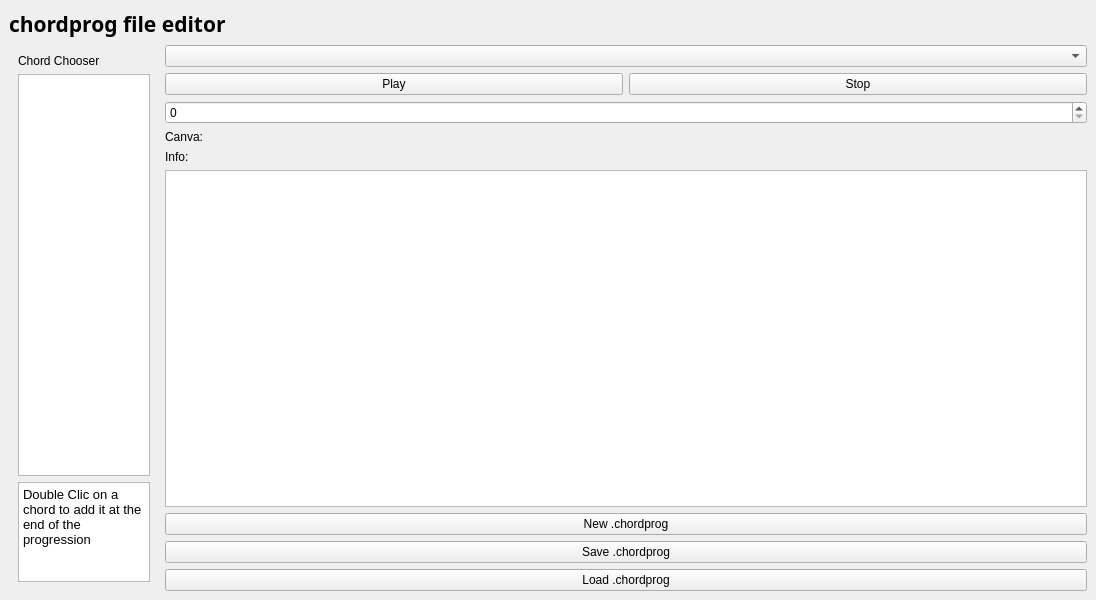
This is ChordProgEditor.ui in radio0but/ChordsRandomizerApp as Qt 5 draws it before an edit. The edited form follows.
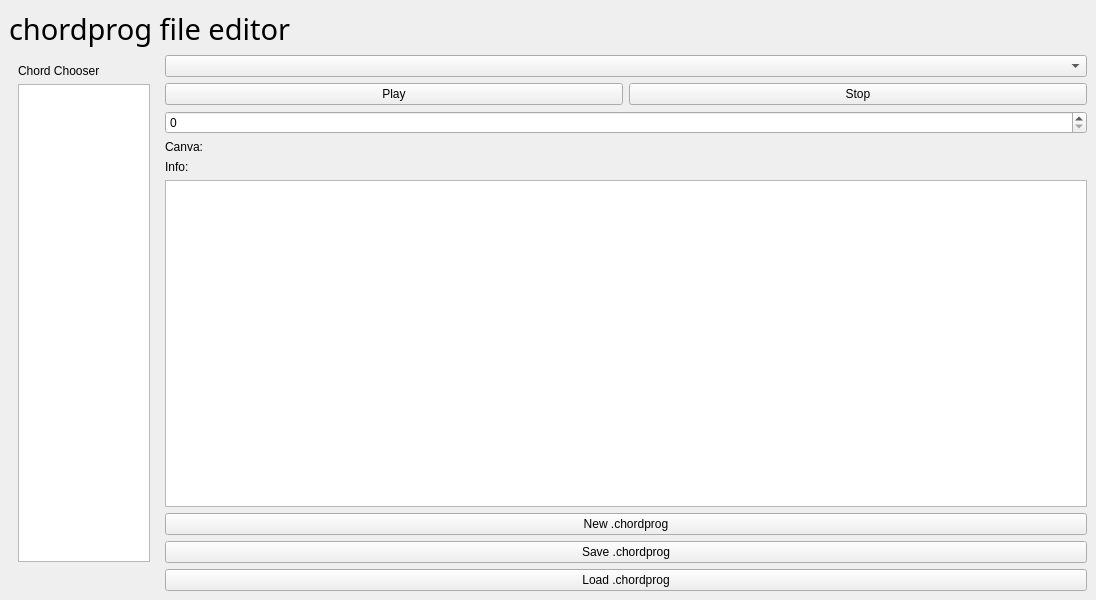
This is the edited form. Icons and pictures are not drawn.

The edit to the form file:
```diff
--- a/ChordProgEditor.ui
+++ b/ChordProgEditor.ui
@@ -19,10 +19,10 @@
      <widget class="QLabel" name="label_4">
       <property name="font">
        <font>
-        <family>Noto Sans Black</family>
-        <pointsize>16</pointsize>
-        <weight>75</weight>
-        <bold>true</bold>
+        <family>Petaluma Script</family>
+        <pointsize>22</pointsize>
+        <weight>50</weight>
+        <bold>false</bold>
        </font>
       </property>
       <property name="text">
@@ -52,19 +52,33 @@
           <widget class="QListWidget" name="chord_list"/>
          </item>
          <item>
-          <widget class="QTextBrowser" name="textBrowser">
+          <widget class="QLabel" name="label_5">
+           <property name="minimumSize">
+            <size>
+             <width>0</width>
+             <height>1</height>
+            </size>
+           </property>
            <property name="maximumSize">
             <size>
-             <width>16777215</width>
-             <height>100</height>
+             <width>150</width>
+             <height>150</height>
             </size>
            </property>
-           <property name="html">
-            <string>&lt;!DOCTYPE HTML PUBLIC &quot;-//W3C//DTD HTML 4.0//EN&quot; &quot;http://www.w3.org/TR/REC-html40/strict.dtd&quot;&gt;
-&lt;html&gt;&lt;head&gt;&lt;meta name=&quot;qrichtext&quot; content=&quot;1&quot; /&gt;&lt;style type=&quot;text/css&quot;&gt;
-p, li { white-space: pre-wrap; }
-&lt;/style&gt;&lt;/head&gt;&lt;body style=&quot; font-family:'Noto Sans'; font-size:10pt; font-weight:400; font-style:normal;&quot;&gt;
-&lt;p style=&quot; margin-top:0px; margin-bottom:0px; margin-left:0px; margin-right:0px; -qt-block-indent:0; text-indent:0px;&quot;&gt;Double Clic on a chord to add it at the end of the progression&lt;/p&gt;&lt;/body&gt;&lt;/html&gt;</string>
+           <property name="baseSize">
+            <size>
+             <width>200</width>
+             <height>200</height>
+            </size>
+           </property>
+           <property name="text">
+            <string/>
+           </property>
+           <property name="pixmap">
+            <pixmap>boogie.jpg</pixmap>
+           </property>
+           <property name="scaledContents">
+            <bool>true</bool>
            </property>
           </widget>
          </item>
```
